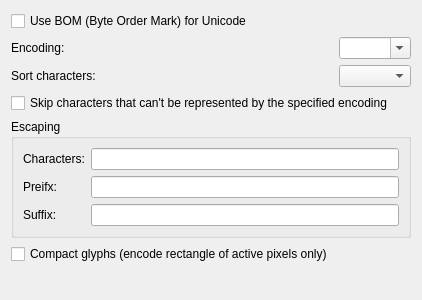
Before: the Qt Designer form controls/setup/parts/font/setuptabfont.ui in riuson/lcd-image-converter, drawn with Qt 5.
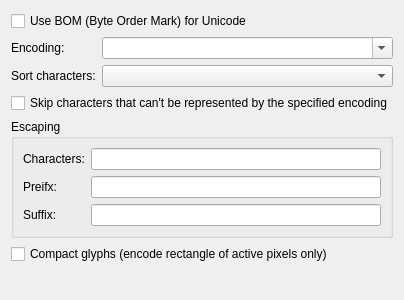
After: the same form once the commit is applied.

Commit message: Fix layout on setuptabfont after rev.f9dd80c

```diff
--- a/controls/setup/parts/font/setuptabfont.ui
+++ b/controls/setup/parts/font/setuptabfont.ui
@@ -110,7 +110,7 @@
      </property>
     </widget>
    </item>
-   <item row="5" column="0">
+   <item row="5" column="0" colspan="2">
     <widget class="QCheckBox" name="checkBoxCompactGlyphs">
      <property name="text">
       <string>Compact glyphs (encode rectangle of active pixels only)</string>
```
